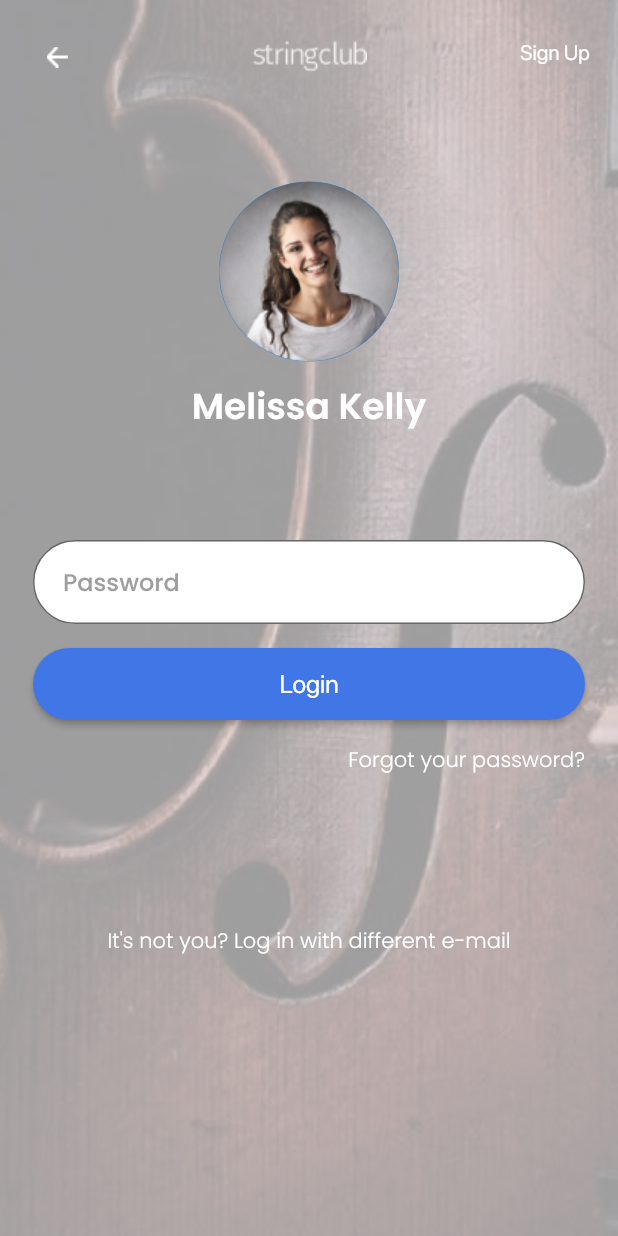
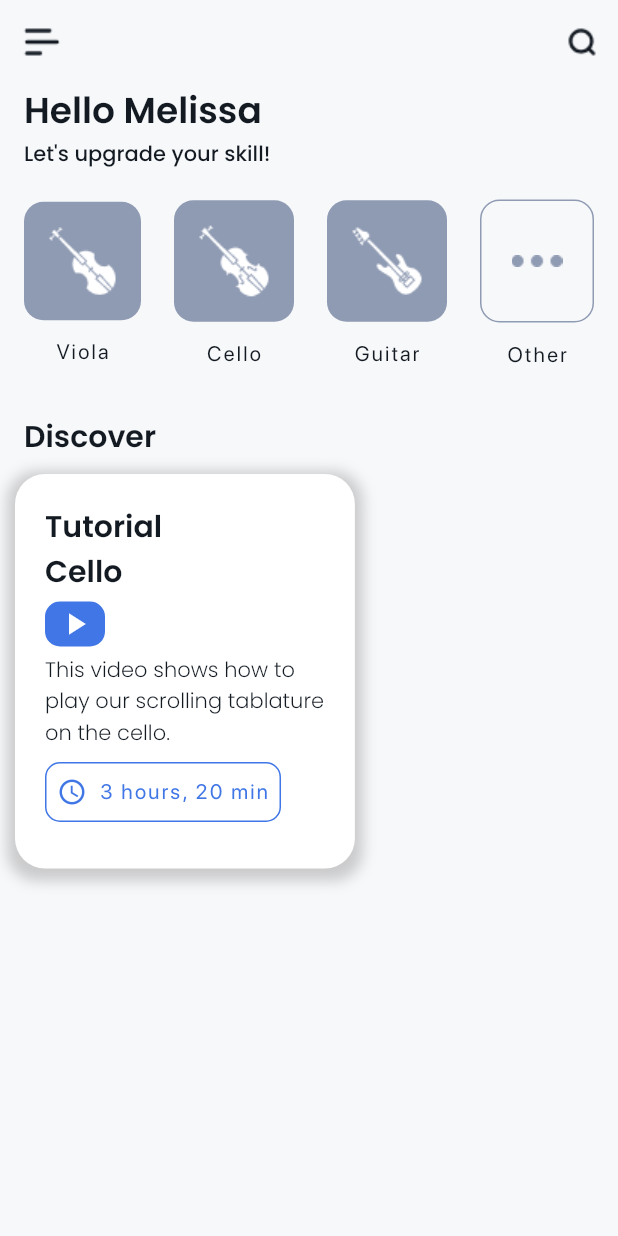
Before and after one commit to ahmetsarac/stringclub, a Flutter app: the screen it shows after launch, on a phone screen of 412 x 824 dp. Run offline on Flutter 3.47's test engine with Material 2 defaults, Android fonts, the phone set to English and light mode, and no system bars.

Commit message:
Home View was added.

```diff
--- a/lib/main.dart
+++ b/lib/main.dart
@@ -1,5 +1,6 @@
 import 'package:flutter/material.dart';
 import 'views/login_view.dart';
+import 'views/home_view.dart';
 
 void main() => runApp(const StringClub());
 
@@ -8,9 +9,42 @@ class StringClub extends StatelessWidget {
 
   @override
   Widget build(BuildContext context) {
-    return const MaterialApp(
+    return MaterialApp(
       title: 'StringClub',
-      home: LoginView(),
+      theme: ThemeData(
+        textTheme: const TextTheme(
+          headlineLarge: TextStyle(
+            fontFamily: 'Poppins',
+            fontWeight: FontWeight.w600,
+            fontSize: 24,
+            color: Color(0xFF131A22),
+          ),
+          headlineMedium: TextStyle(
+            fontFamily: 'Poppins',
+            fontWeight: FontWeight.w600,
+            fontSize: 20,
+            color: Color(0xFF131A22),
+          ),
+          bodySmall: TextStyle(
+            fontFamily: 'Poppins',
+            fontWeight: FontWeight.w300,
+            fontSize: 14,
+            color: Color(0xFF131A22),
+          ),
+          bodyMedium: TextStyle(
+            fontFamily: 'Poppins',
+            fontWeight: FontWeight.w500,
+            fontSize: 14,
+            color: Color(0xFF131A22),
+          ),
+          labelSmall: TextStyle(
+            fontFamily: 'SF Pro Display',
+            fontSize: 14,
+            color: Color(0xFF131A22),
+          ),
+        ),
+      ),
+      home: const HomeView(),
     );
   }
 }
--- /dev/null
+++ b/lib/views/home_view.dart
@@ -0,0 +1,73 @@
+import 'package:flutter/material.dart';
+
+import '../widgets/home_view/discover_item.dart';
+import '../widgets/home_view/home_view_app_bar.dart';
+import '../widgets/home_view/instrument_item.dart';
+
+class HomeView extends StatelessWidget {
+  const HomeView({Key? key}) : super(key: key);
+
+  @override
+  Widget build(BuildContext context) {
+    return Scaffold(
+      appBar: const HomeViewAppBar(),
+      backgroundColor: const Color(0xFFF7F8FA),
+      body: SizedBox.expand(
+        child: SingleChildScrollView(
+          child: Column(
+            crossAxisAlignment: CrossAxisAlignment.start,
+            children: [
+              Padding(
+                padding: const EdgeInsets.symmetric(horizontal: 16.0),
+                child: Text(
+                  'Hello Melissa',
+                  style: Theme.of(context).textTheme.headlineLarge,
+                ),
+              ),
+              Padding(
+                padding: const EdgeInsets.symmetric(horizontal: 16.0),
+                child: Text(
+                  'Let\'s upgrade your skill!',
+                  style: Theme.of(context).textTheme.bodyMedium,
+                ),
+              ),
+              const SizedBox(height: 20.0),
+              Padding(
+                padding: const EdgeInsets.symmetric(horizontal: 16.0),
+                child: Row(
+                  mainAxisAlignment: MainAxisAlignment.spaceBetween,
+                  children: const [
+                    InstrumentItem('Viola', 'assets/images/viola.png'),
+                    InstrumentItem('Cello', 'assets/images/cello.png'),
+                    InstrumentItem('Guitar', 'assets/images/guitar.png'),
+                    IntsrumentItemOther(),
+                  ],
+                ),
+              ),
+              const SizedBox(height: 31.0),
+              Padding(
+                padding: const EdgeInsets.symmetric(horizontal: 16.0),
+                child: Text(
+                  'Discover',
+                  style: Theme.of(context).textTheme.headlineMedium,
+                ),
+              ),
+              Container(
+                width: double.infinity,
+                height: 295,
+                child: ListView(
+                  scrollDirection: Axis.horizontal,
+                  children: const [
+                    DiscoverItem(true, 'Tutorial\nCello',
+                        'This video shows how to play our scrolling tablature on the cello.'),
+                    //DiscoverItem(false, 'Tuning for Beginners', ''),
+                  ],
+                ),
+              ),
+            ],
+          ),
+        ),
+      ),
+    );
+  }
+}
--- /dev/null
+++ b/lib/widgets/home_view/discover_item.dart
@@ -0,0 +1,106 @@
+import 'package:flutter/material.dart';
+
+class DiscoverItem extends StatelessWidget {
+  final bool isSelected;
+  final String title;
+  final String description;
+
+  const DiscoverItem(
+    this.isSelected,
+    this.title,
+    this.description, {
+    Key? key,
+  }) : super(key: key);
+
+  @override
+  Widget build(BuildContext context) {
+    return Container(
+      margin: const EdgeInsets.only(
+          top: 10.0, bottom: 22.0, right: 10.0, left: 10.0),
+      padding: const EdgeInsets.all(20.0),
+      decoration: BoxDecoration(
+        color: isSelected ? Colors.white : const Color(0xFF4076E5),
+        borderRadius: BorderRadius.circular(20.0),
+        boxShadow: [
+          BoxShadow(
+            color: Colors.grey.withOpacity(0.5),
+            spreadRadius: 5,
+            blurRadius: 7,
+            offset: const Offset(0, 3), // changes position of shadow
+          ),
+        ],
+      ),
+      width: MediaQuery.of(context).size.width * (isSelected ? 0.55 : 0.4),
+      height: 100,
+      child: Column(
+        crossAxisAlignment: CrossAxisAlignment.start,
+        children: [
+          Text(
+            title,
+            style: Theme.of(context).textTheme.headlineMedium!.copyWith(
+                color: isSelected == false
+                    ? Colors.white
+                    : Theme.of(context).textTheme.headlineMedium!.color),
+          ),
+          Container(
+            margin: const EdgeInsets.symmetric(vertical: 5.0),
+            padding: const EdgeInsets.symmetric(
+              horizontal: 8.0,
+              vertical: 3.0,
+            ),
+            child: const Icon(Icons.play_arrow, color: Colors.white),
+            decoration: BoxDecoration(
+              color: isSelected
+                  ? const Color(0xFF4076E5)
+                  : const Color(0xFF40E5BF),
+              borderRadius: BorderRadius.circular(10.0),
+            ),
+          ),
+          Container(
+            margin: const EdgeInsets.only(bottom: 5),
+            child: Text(
+              description,
+              style: Theme.of(context).textTheme.bodySmall,
+            ),
+          ),
+          OutlinedButton.icon(
+            style: ButtonStyle(
+              padding: MaterialStateProperty.all(
+                const EdgeInsets.symmetric(
+                  vertical: 10,
+                  horizontal: 8,
+                ),
+              ),
+              shape: MaterialStateProperty.all(
+                RoundedRectangleBorder(
+                  borderRadius: BorderRadius.circular(10.0),
+                ),
+              ),
+              side: MaterialStateProperty.all(
+                BorderSide(
+                  width: isSelected ? 1.0 : 0.85,
+                  color: isSelected
+                      ? const Color(0xFF4076E5)
+                      : const Color(0xFF9EBAF4),
+                  style: BorderStyle.solid,
+                ),
+              ),
+            ),
+            icon: Icon(
+              Icons.query_builder,
+              color: isSelected ? const Color(0xFF4076E5) : Colors.white,
+              size: 20,
+            ),
+            onPressed: () {},
+            label: Text(
+              '3 hours, 20 min',
+              style: Theme.of(context).textTheme.labelSmall!.copyWith(
+                    color: isSelected ? const Color(0xFF4076E5) : Colors.white,
+                  ),
+            ),
+          ),
+        ],
+      ),
+    );
+  }
+}
--- /dev/null
+++ b/lib/widgets/home_view/home_view_app_bar.dart
@@ -0,0 +1,28 @@
+import 'package:flutter/material.dart';
+
+class HomeViewAppBar extends StatelessWidget implements PreferredSizeWidget {
+  const HomeViewAppBar({
+    Key? key,
+  }) : super(key: key);
+
+  @override
+  Widget build(BuildContext context) {
+    return AppBar(
+      backgroundColor: Colors.transparent,
+      elevation: 0,
+      leading: IconButton(
+        icon: Image.asset('assets/images/menu_icon.png'),
+        onPressed: () {},
+      ),
+      actions: [
+        IconButton(
+          icon: Image.asset('assets/images/search_icon.png'),
+          onPressed: () {},
+        ),
+      ],
+    );
+  }
+
+  @override
+  Size get preferredSize => const Size.fromHeight(kToolbarHeight);
+}
--- /dev/null
+++ b/lib/widgets/home_view/instrument_item.dart
@@ -0,0 +1,64 @@
+import 'package:flutter/material.dart';
+
+class InstrumentItem extends StatelessWidget {
+  final String instrumentName;
+  final String imageUrl;
+
+  const InstrumentItem(
+    this.instrumentName,
+    this.imageUrl, {
+    Key? key,
+  }) : super(key: key);
+
+  @override
+  Widget build(BuildContext context) {
+    return InkWell(
+      onTap: () {},
+      child: Column(
+        children: [
+          Container(
+            margin: const EdgeInsets.only(bottom: 13.0),
+            padding: const EdgeInsets.all(16.0),
+            decoration: BoxDecoration(
+              borderRadius: BorderRadius.circular(13.0),
+              color: const Color(0xFF8F9BB3),
+            ),
+            child: Image.asset(imageUrl),
+          ),
+          Text(
+            instrumentName,
+            style: Theme.of(context).textTheme.labelSmall,
+          ),
+        ],
+      ),
+    );
+  }
+}
+
+class IntsrumentItemOther extends StatelessWidget {
+  const IntsrumentItemOther({
+    Key? key,
+  }) : super(key: key);
+
+  @override
+  Widget build(BuildContext context) {
+    return InkWell(
+      onTap: () {},
+      child: Column(
+        children: [
+          Container(
+            margin: const EdgeInsets.only(bottom: 13.0),
+            padding:
+                const EdgeInsets.symmetric(vertical: 36.0, horizontal: 20.0),
+            decoration: BoxDecoration(
+              borderRadius: BorderRadius.circular(13.0),
+              border: Border.all(color: const Color(0xFF8F9BB3)),
+            ),
+            child: Image.asset('assets/images/other.png'),
+          ),
+          Text('Other', style: Theme.of(context).textTheme.labelSmall),
+        ],
+      ),
+    );
+  }
+}
--- a/pubspec.yaml
+++ b/pubspec.yaml
@@ -25,10 +25,8 @@ flutter:
   uses-material-design: true
 
   assets:
-    - assets/images/logo.png
-    - assets/images/bg.png
-    - assets/images/back_icon.png
-    - assets/images/pp.png
+    - assets/images/
+
 
   fonts:
     - family: SF Pro Display
```
Also changed, not shown: assets/images/Group 72.png (added), assets/images/cello.png (added), assets/images/guitar.png (added), assets/images/menu_icon.png (added), assets/images/other.png (added), assets/images/search_icon.png (added), assets/images/viola.png (added).
